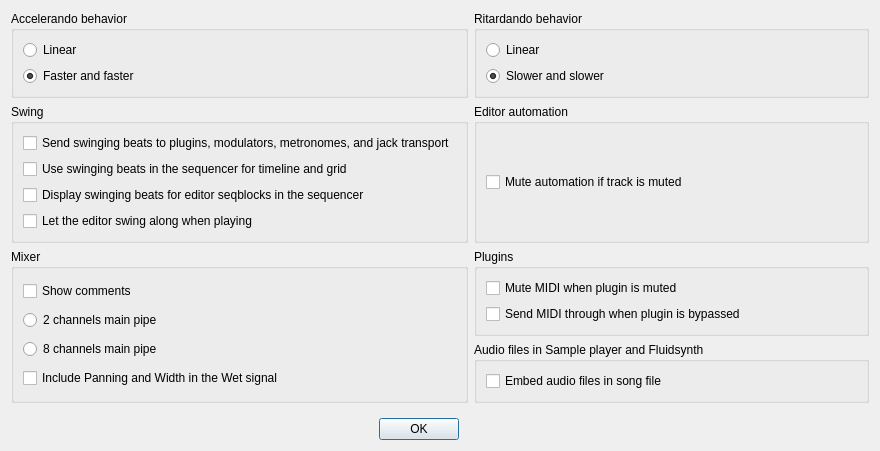
Old version of the form Qt/qt4_song_properties.ui in the repository kmatheussen/radium.
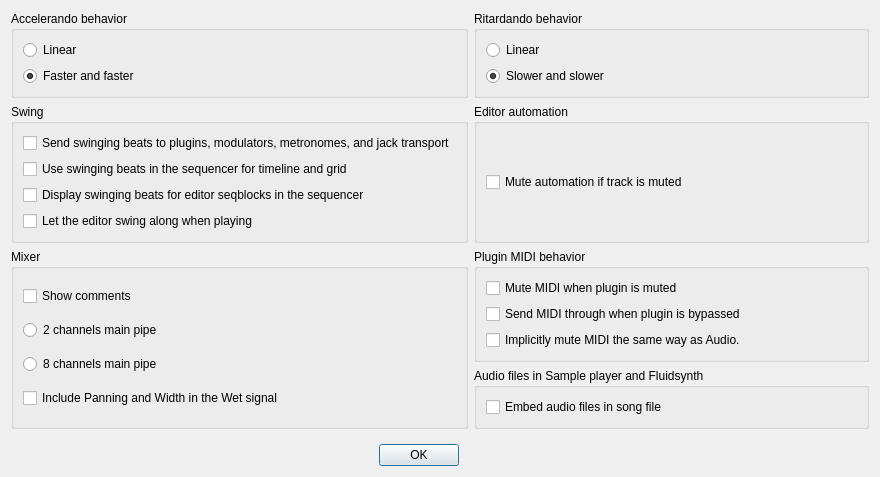
New version of the form.

Commit message: 1. Audio: Fix updating implicit mute/solo when removing a connection. 2. MIDI: Add "Implicitly mute MIDI the same way as audio" option to song properties. I.e. when soloing, we also mute midi in implicitly muted instruments. This option is enabled by default for new songs, and disabled by default for old songs (to make sure they continue to sound the same).'

```diff
--- a/Qt/qt4_song_properties.ui
+++ b/Qt/qt4_song_properties.ui
@@ -175,7 +175,7 @@
    <item row="3" column="2">
     <widget class="QGroupBox" name="groupBox_7">
      <property name="title">
-      <string>Plugins</string>
+      <string>Plugin MIDI behavior</string>
      </property>
      <layout class="QVBoxLayout" name="verticalLayout_3">
       <item>
@@ -192,6 +192,16 @@
         </property>
        </widget>
       </item>
+      <item>
+       <widget class="QCheckBox" name="implicitly_mute_MIDI">
+        <property name="toolTip">
+         <string>A plugin is implicitly muted when a parallel plugin is soloed</string>
+        </property>
+        <property name="text">
+         <string>Implicitly mute MIDI the same way as Audio. </string>
+        </property>
+       </widget>
+      </item>
      </layout>
     </widget>
    </item>
```
Left out of the diff: 2 changed lines with no effect on the pictures. The commit also changes 9 other files.
